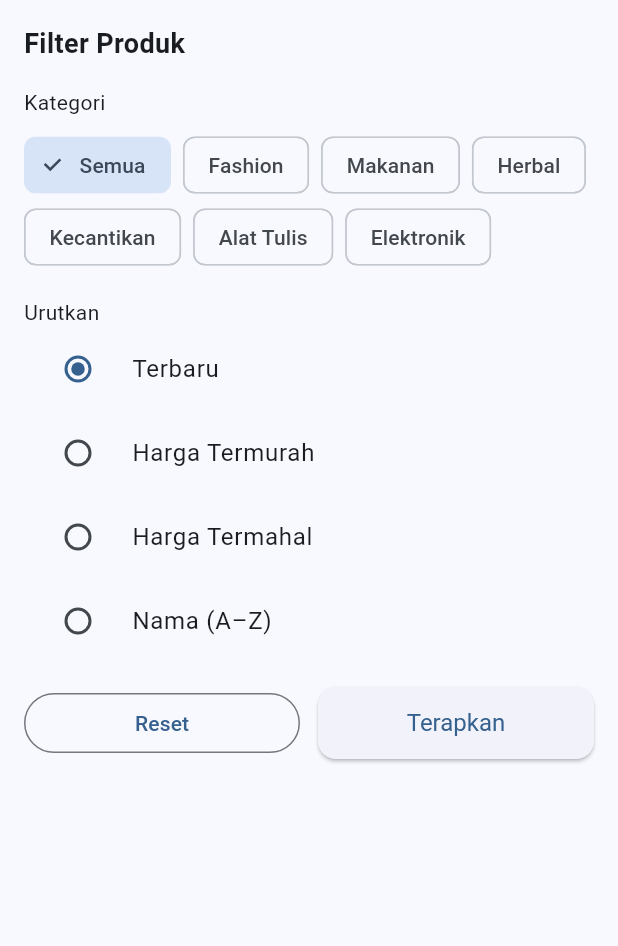
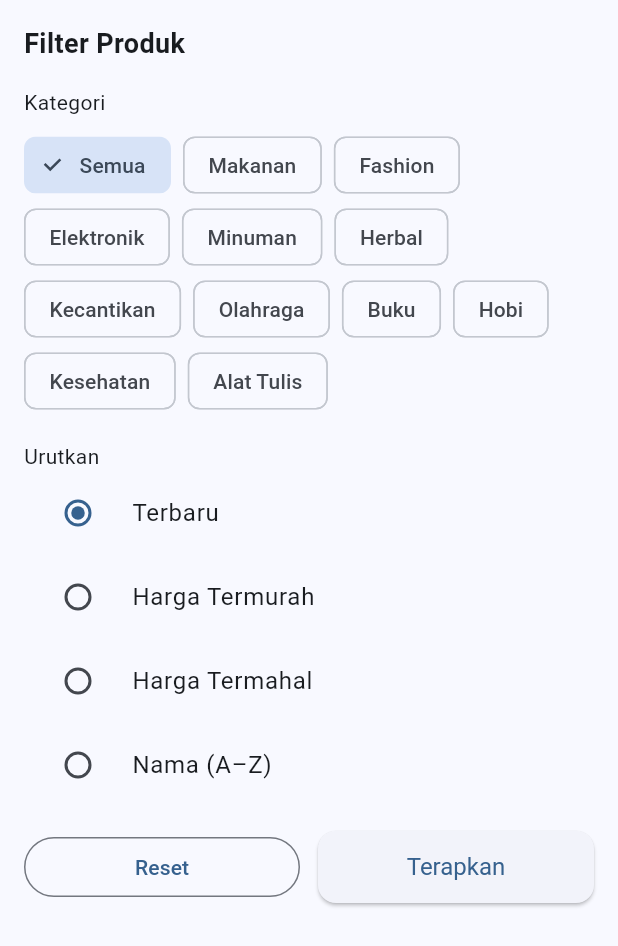
Before and after one commit to Pacifista00/flutter_warungnya_warga_net, a Flutter app: the ProductFilterSheet widget shown alone on an empty page, opened directly with empty values, on a phone screen of 412 x 824 dp. Shown: the top 946 px of the screen. Run offline on Flutter 3.47's test engine with Material 3 defaults, Android fonts, the phone set to English and light mode, and no system bars; our stand-ins replace dio, flutter_riverpod, flutter_secure_storage, flutter_svg, go_router, shared_preferences and 1 more; accounts and stored records are empty; network calls fail.

Commit message:
refactor(category): use productCategories constant in category filter and section

```diff
--- a/lib/core/constant/product_categories.dart
+++ b/lib/core/constant/product_categories.dart
@@ -1,16 +1,42 @@
 class ProductCategory {
   final String label;
   final String slug;
+  final String icon;
 
-  const ProductCategory(this.label, this.slug);
+  const ProductCategory(this.label, this.slug, this.icon);
 }
 
 const productCategories = [
-  ProductCategory('Semua', ''),
-  ProductCategory('Fashion', 'fashion'),
-  ProductCategory('Makanan', 'makanan'),
-  ProductCategory('Herbal', 'herbal'),
-  ProductCategory('Kecantikan', 'kecantikan'),
-  ProductCategory('Alat Tulis', 'alat-tulis'),
-  ProductCategory('Elektronik', 'elektronik'),
+  // ProductCategory('Semua', '', ''),
+  ProductCategory('Makanan', 'makanan', 'assets/svg/category_logo/Makanan.svg'),
+  ProductCategory('Fashion', 'fashion', 'assets/svg/category_logo/Fashion.svg'),
+  ProductCategory(
+    'Elektronik',
+    'elektronik',
+    'assets/svg/category_logo/Elektronik.svg',
+  ),
+  ProductCategory('Minuman', 'minuman', 'assets/svg/category_logo/Minuman.svg'),
+  ProductCategory('Herbal', 'herbal', 'assets/svg/category_logo/Herbal.svg'),
+  ProductCategory(
+    'Kecantikan',
+    'kecantikan',
+    'assets/svg/category_logo/Kecantikan.svg',
+  ),
+  ProductCategory(
+    'Olahraga',
+    'olahraga',
+    'assets/svg/category_logo/Olahraga.svg',
+  ),
+  ProductCategory('Buku', 'buku', 'assets/svg/category_logo/Buku.svg'),
+  ProductCategory('Hobi', 'hobi', 'assets/svg/category_logo/Hobi.svg'),
+  ProductCategory(
+    'Kesehatan',
+    'kesehatan',
+    'assets/svg/category_logo/Kesehatan.svg',
+  ),
+  ProductCategory(
+    'Alat Tulis',
+    'alat-tulis',
+    'assets/svg/category_logo/Alat Tulis.svg',
+  ),
 ];
--- a/lib/features/product/widgets/product_filter_sheet.dart
+++ b/lib/features/product/widgets/product_filter_sheet.dart
@@ -50,8 +50,18 @@ class _ProductFilterSheetState extends State<ProductFilterSheet> {
             const SizedBox(height: 8),
             Wrap(
               spacing: 8,
-              children:
-                  productCategories.map((cat) {
+              children: [
+                /// SEMUA (manual)
+                ChoiceChip(
+                  label: const Text('Semua'),
+                  selected: category == '',
+                  onSelected: (_) {
+                    setState(() => category = '');
+                  },
+                ),
+
+                /// CATEGORY DARI CONSTANT
+                ...productCategories.map((cat) {
                   return ChoiceChip(
                     label: Text(cat.label),
                     selected: category == cat.slug,
@@ -59,7 +69,8 @@ class _ProductFilterSheetState extends State<ProductFilterSheet> {
                       setState(() => category = cat.slug);
                     },
                   );
-                  }).toList(),
+                }),
+              ],
             ),
 
             const SizedBox(height: 16),
```
Also changed, not shown: lib/features/home/presentation/widgets/category_section.dart (+6 -66 lines). Lines whose indentation alone changed are shown as unchanged.
